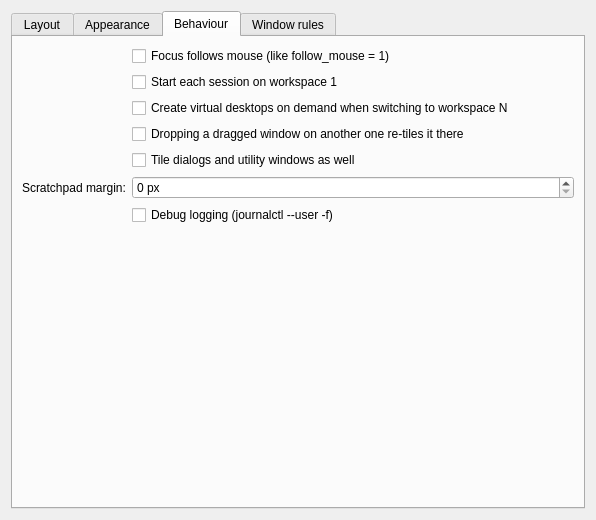
Above: package/contents/ui/config.ui from DGBooth/HyprKwin before the change. Below: the same form after it.
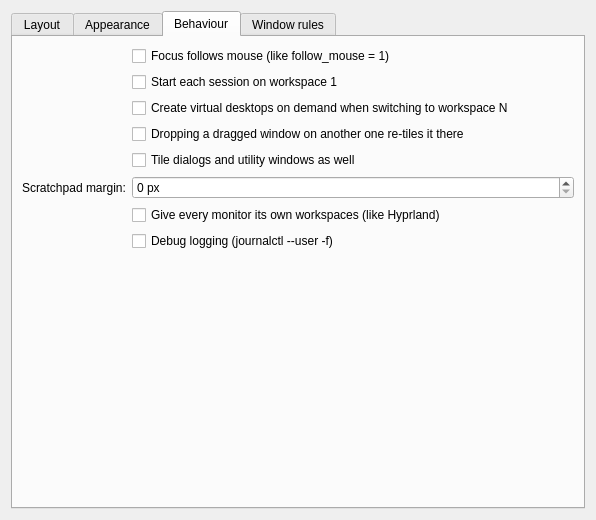
That is the form after the change. The open tabs and pages were chosen to show the change. Custom widgets are drawn as their Qt base class.

Commit message: Give every monitor its own workspaces

```diff
--- a/package/contents/ui/config.ui
+++ b/package/contents/ui/config.ui
@@ -223,6 +223,12 @@
         </widget>
        </item>
        <item row="6" column="1">
+        <widget class="QCheckBox" name="kcfg_PerOutputWorkspaces">
+         <property name="text"><string>Give every monitor its own workspaces (like Hyprland)</string></property>
+         <property name="toolTip"><string>Switching workspace then only changes the monitor you are on, and the others keep what they are showing. Off: a workspace spans every monitor, the way Plasma's virtual desktops normally work.</string></property>
+        </widget>
+       </item>
+       <item row="7" column="1">
         <widget class="QCheckBox" name="kcfg_Debug">
          <property name="text"><string>Debug logging (journalctl --user -f)</string></property>
         </widget>
```
The commit also changes 6 other files.
